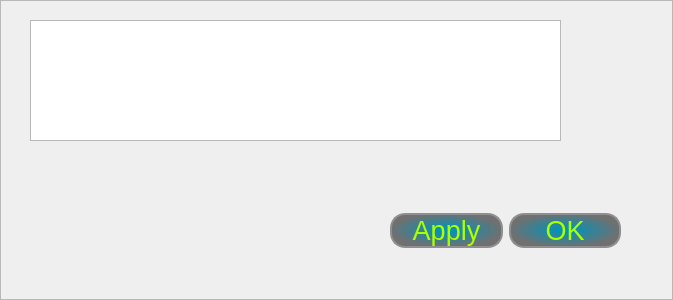
Above: iDom_Client/frameoptions.ui from cyniu88/QT_kurs before the change. Below: the same form after it.
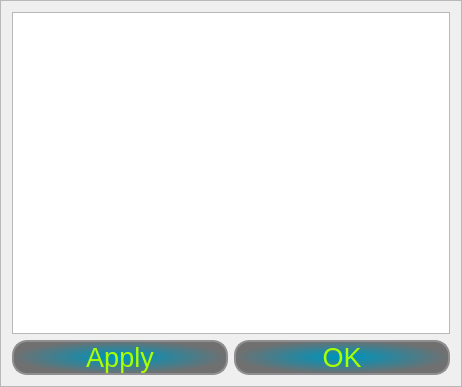
That is the form after the change. Icons and pictures are not drawn.

What changed in the file:
```diff
--- a/iDom_Client/frameoptions.ui
+++ b/iDom_Client/frameoptions.ui
@@ -6,8 +6,8 @@
    <rect>
     <x>0</x>
     <y>0</y>
-    <width>673</width>
-    <height>300</height>
+    <width>462</width>
+    <height>387</height>
    </rect>
   </property>
   <property name="windowTitle">
@@ -22,28 +22,15 @@
   <property name="frameShadow">
    <enum>QFrame::Raised</enum>
   </property>
+  <layout class="QGridLayout" name="gridLayout">
+   <item row="0" column="0">
   <widget class="QTextEdit" name="textEditCommandList">
-   <property name="geometry">
-    <rect>
-     <x>30</x>
-     <y>20</y>
-     <width>531</width>
-     <height>121</height>
-    </rect>
-   </property>
    <property name="styleSheet">
     <string notr="true">color: rgb(0, 255, 0);</string>
    </property>
   </widget>
-  <widget class="QWidget" name="">
-   <property name="geometry">
-    <rect>
-     <x>390</x>
-     <y>190</y>
-     <width>231</width>
-     <height>81</height>
-    </rect>
-   </property>
+   </item>
+   <item row="1" column="0">
    <layout class="QHBoxLayout" name="horizontalLayout">
     <item>
      <widget class="QPushButton" name="applyButton">
@@ -92,7 +79,8 @@
      </widget>
     </item>
    </layout>
-  </widget>
+   </item>
+  </layout>
  </widget>
  <resources/>
  <connections>
```
Lines whose indentation alone changed are shown as unchanged.
